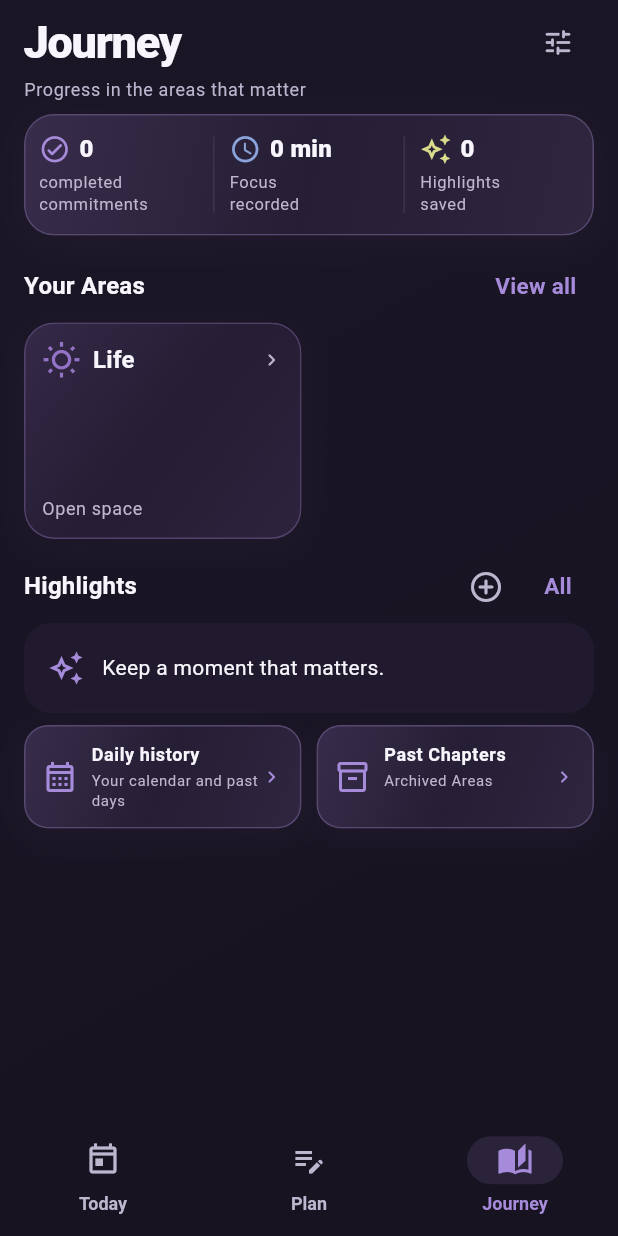
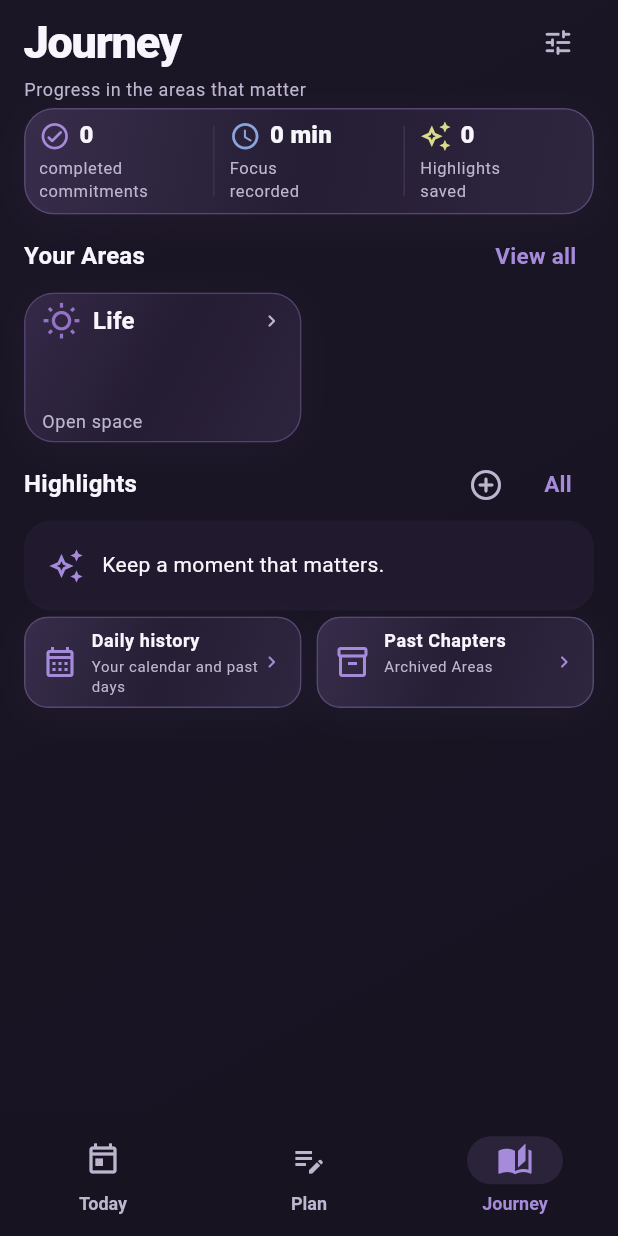
Before and after one commit to softhefrenchguy/Daylock, a Flutter app: the screen it shows after launch, item 3 of the bottom bar chosen, on a phone screen of 412 x 824 dp. Run offline on Flutter 3.47's test engine with Material 3 defaults, Android fonts, the phone set to English and light mode, and no system bars; our stand-ins replace flutter_local_notifications, flutter_secure_storage, shared_preferences, timezone; missing offline and left inert: dart:js_interop, flutter_appauth, google_sign_in_platform_interface.

Commit message:
Tighten Journey spacing to keep history cards visible

```diff
--- a/lib/design/journey_area_grid.dart
+++ b/lib/design/journey_area_grid.dart
@@ -13,12 +13,14 @@ class JourneyAreaGrid extends StatelessWidget {
   final JourneyData data;
   final HighlightBook highlights;
   final ValueChanged<String> onAreaOpened;
+  final bool compact;
   const JourneyAreaGrid({
     super.key,
     required this.areas,
     required this.data,
     required this.highlights,
     required this.onAreaOpened,
+    this.compact = false,
   });
 
   @override
@@ -27,7 +29,7 @@ class JourneyAreaGrid extends StatelessWidget {
       final largeText = MediaQuery.textScalerOf(context).scale(16) > 24;
       final columns = largeText && constraints.maxWidth < 560 ? 1 : 2;
       final width = (constraints.maxWidth - 10 * (columns - 1)) / columns;
-      final minHeight = (width * .78).clamp(126.0, 170.0);
+      final minHeight = compact ? 100.0 : (width * .78).clamp(126.0, 170.0);
       final latest = <String, Highlight>{};
       for (final highlight in highlights.newestFirst) {
         if (highlight.areaId != null) {
@@ -60,6 +62,7 @@ class JourneyAreaGrid extends StatelessWidget {
                               latestHighlight: latest[areas[row + column].id],
                               minHeight: minHeight,
                               expandText: largeText,
+                              compact: compact,
                               onTap: () => onAreaOpened(areas[row + column].id),
                             ),
                     ),
@@ -81,6 +84,7 @@ class JourneyAreaTile extends StatelessWidget {
   final Highlight? latestHighlight;
   final double minHeight;
   final bool expandText;
+  final bool compact;
   final VoidCallback onTap;
   const JourneyAreaTile({
     super.key,
@@ -90,6 +94,7 @@ class JourneyAreaTile extends StatelessWidget {
     this.latestHighlight,
     required this.minHeight,
     required this.expandText,
+    this.compact = false,
     required this.onTap,
   });
 
@@ -128,7 +133,10 @@ class JourneyAreaTile extends StatelessWidget {
           child: ConstrainedBox(
             constraints: BoxConstraints(minHeight: minHeight),
             child: Padding(
-              padding: const EdgeInsets.all(12),
+              padding: EdgeInsets.symmetric(
+                horizontal: 12,
+                vertical: compact ? 6 : 12,
+              ),
               child: Column(
                 crossAxisAlignment: CrossAxisAlignment.start,
                 mainAxisAlignment: MainAxisAlignment.spaceBetween,
@@ -159,7 +167,7 @@ class JourneyAreaTile extends StatelessWidget {
                       ),
                     ],
                   ),
-                  const SizedBox(height: 8),
+                  SizedBox(height: compact ? 4 : 8),
                   Text(
                     progress,
                     maxLines: expandText ? null : 2,
@@ -180,7 +188,10 @@ class JourneyAreaTile extends StatelessWidget {
                         ),
                       ),
                     ),
-                  if (chart.hasActivity) ...[const SizedBox(height: 6), chart],
+                  if (chart.hasActivity) ...[
+                    SizedBox(height: compact ? 4 : 6),
+                    chart,
+                  ],
                 ],
               ),
             ),
--- a/lib/design/journey_dashboard_cards.dart
+++ b/lib/design/journey_dashboard_cards.dart
@@ -31,7 +31,7 @@ class JourneyProgressSummary extends StatelessWidget {
       label: semantics,
       excludeSemantics: true,
       child: Padding(
-        padding: const EdgeInsets.all(10),
+        padding: const EdgeInsets.symmetric(horizontal: 10, vertical: 8),
         child: Column(
           crossAxisAlignment: CrossAxisAlignment.start,
           children: [
@@ -98,7 +98,7 @@ class JourneyProgressSummary extends StatelessWidget {
     ];
     return JourneySurface(
       child: Padding(
-        padding: const EdgeInsets.symmetric(vertical: 3),
+        padding: EdgeInsets.zero,
         child: LayoutBuilder(
           builder: (context, constraints) {
             final stacked = MediaQuery.textScalerOf(context).scale(14) > 20;
@@ -160,7 +160,7 @@ class JourneyHistoryLinks extends StatelessWidget {
           radius: 16,
           onTap: action,
           child: Padding(
-            padding: const EdgeInsets.all(12),
+            padding: const EdgeInsets.symmetric(horizontal: 12, vertical: 8),
             child: Row(
               children: [
                 Icon(icon, size: 24, color: theme.colorScheme.primary),
@@ -213,7 +213,7 @@ class JourneyHistoryLinks extends StatelessWidget {
     );
     return LayoutBuilder(
       builder: (context, constraints) {
-        if (constraints.maxWidth < 330 ||
+        if (constraints.maxWidth < 320 ||
             MediaQuery.textScalerOf(context).scale(14) > 20) {
           return Column(
             children: [daily, const SizedBox(height: 10), chapters],
--- a/lib/screens/journey_screen.dart
+++ b/lib/screens/journey_screen.dart
@@ -55,7 +55,7 @@ class JourneyScreen extends StatelessWidget {
             constraints: const BoxConstraints(maxWidth: 720),
             child: ListView(
               key: const ValueKey('journey-content'),
-              padding: const EdgeInsets.fromLTRB(16, 4, 16, 12),
+              padding: const EdgeInsets.fromLTRB(16, 4, 16, 4),
               children: [
                 Row(
                   children: [
@@ -82,13 +82,13 @@ class JourneyScreen extends StatelessWidget {
                     color: theme.colorScheme.onSurfaceVariant,
                   ),
                 ),
-                const SizedBox(height: 8),
+                const SizedBox(height: 4),
                 JourneyProgressSummary(
                   key: const ValueKey('journey-effort-summary'),
                   summary: summary,
                   highlights: highlights.highlights.length,
                 ),
-                const SizedBox(height: 10),
+                const SizedBox(height: 4),
                 Wrap(
                   alignment: WrapAlignment.spaceBetween,
                   crossAxisAlignment: WrapCrossAlignment.center,
@@ -108,12 +108,13 @@ class JourneyScreen extends StatelessWidget {
                 ),
                 JourneyAreaGrid(
                   key: const ValueKey('journey-area-grid'),
+                  compact: true,
                   areas: areas.active,
                   data: data,
                   highlights: highlights,
                   onAreaOpened: onAreaOpened,
                 ),
-                const SizedBox(height: 8),
+                const SizedBox(height: 4),
                 JourneyFeaturedHighlight(
                   highlights: highlights.newestFirst,
                   areas: areas,
@@ -122,7 +123,7 @@ class JourneyScreen extends StatelessWidget {
                   onOpened: onHighlightOpened,
                   onEdited: onHighlightEdited,
                 ),
-                const SizedBox(height: 8),
+                const SizedBox(height: 4),
                 JourneyHistoryLinks(
                   onDailyHistory: onDailyHistory,
                   onPastChapters: onPastChapters,
```
Also changed, not shown: docs/images/journey-spacing-dark.png (added), 3 other files.
